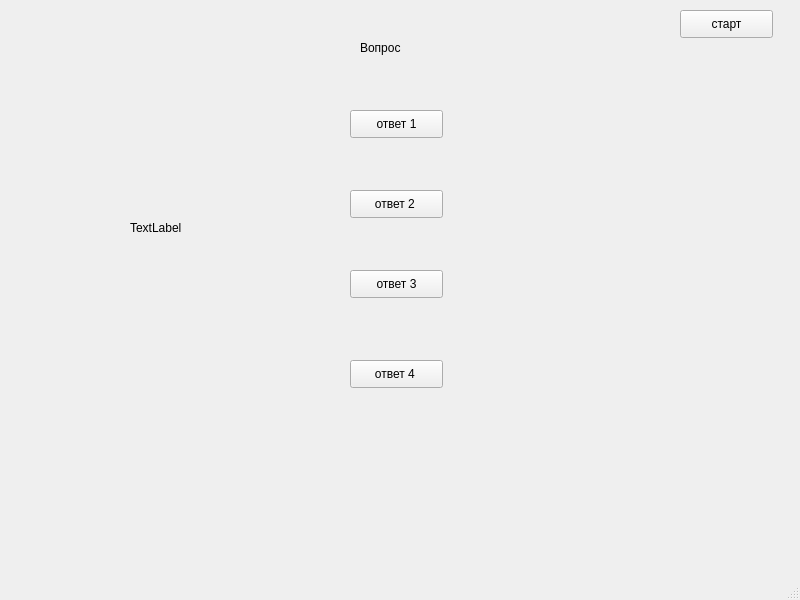
Old version of the form aud.ui in the repository PowerPoint1/Rproject.
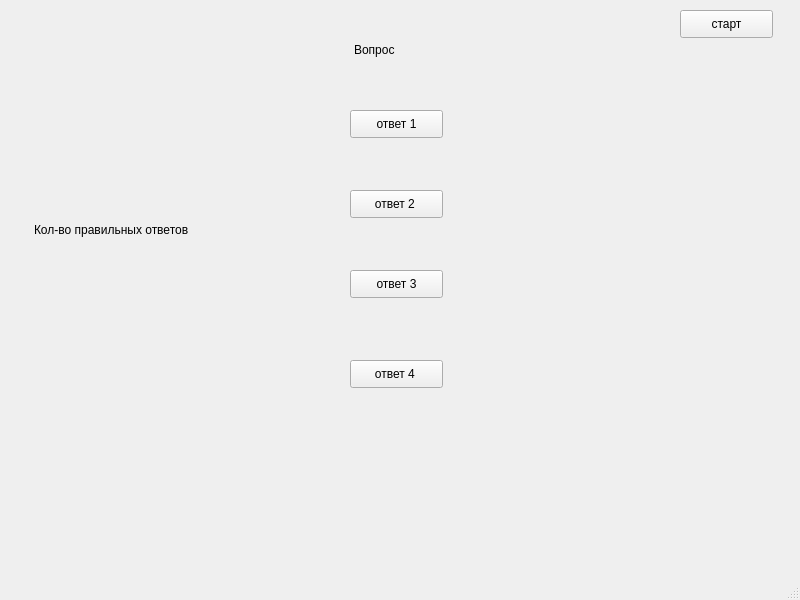
New version of the form.

The edit to the form file:
```diff
--- a/aud.ui
+++ b/aud.ui
@@ -69,10 +69,10 @@
    <widget class="QLabel" name="label">
     <property name="geometry">
      <rect>
-      <x>360</x>
+      <x>354</x>
       <y>40</y>
-      <width>55</width>
-      <height>16</height>
+      <width>81</width>
+      <height>20</height>
      </rect>
     </property>
     <property name="text">
@@ -82,14 +82,14 @@
    <widget class="QLabel" name="label_2">
     <property name="geometry">
      <rect>
-      <x>130</x>
+      <x>34</x>
       <y>220</y>
-      <width>55</width>
-      <height>16</height>
+      <width>171</width>
+      <height>20</height>
      </rect>
     </property>
     <property name="text">
-     <string>TextLabel</string>
+     <string>Кол-во правильных ответов</string>
     </property>
    </widget>
    <widget class="QPushButton" name="pushButton_5">
```
